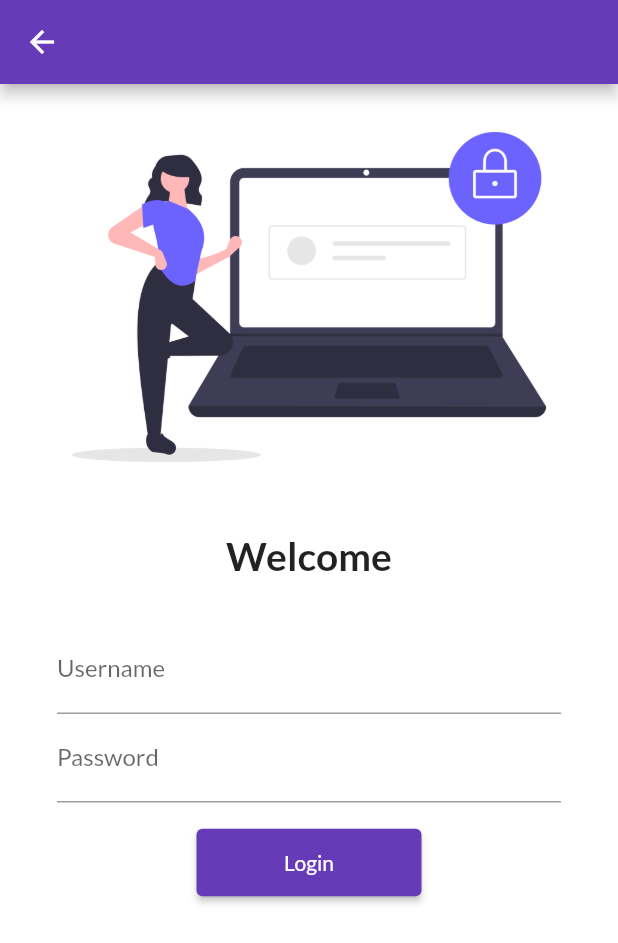
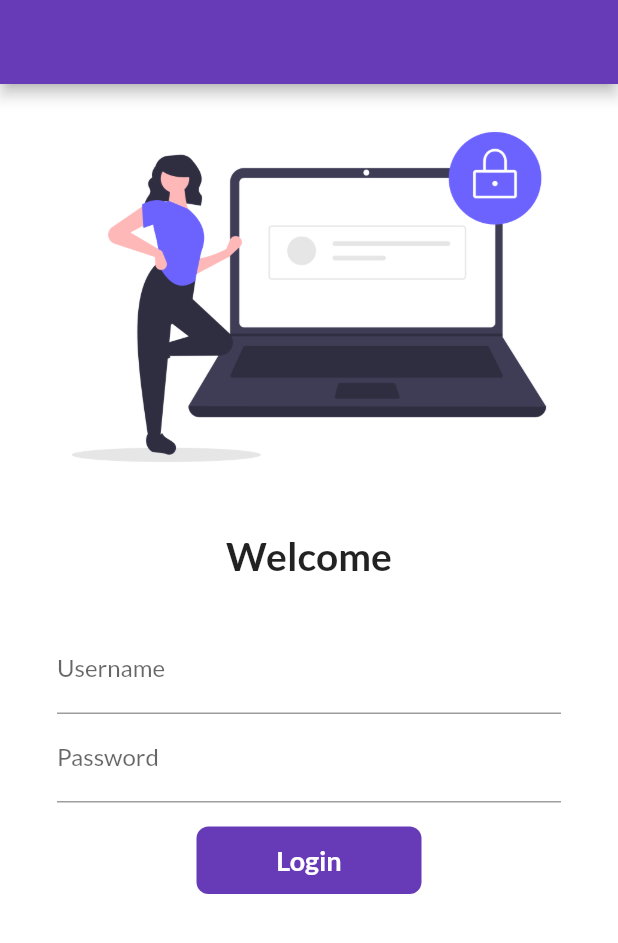
Before and after one commit to naman3309/Catalog_App_flutter, a Flutter app: the screen it shows after launch, on a phone screen of 412 x 824 dp. Shown: the top 943 px of the screen. Run offline on Flutter 3.47's test engine with Material 2 defaults, Android fonts, the phone set to English and light mode, and no system bars; our stand-ins replace google_fonts.

Commit message:
chapter 6 finished

```diff
--- a/lib/Pages/Login_page.dart
+++ b/lib/Pages/Login_page.dart
@@ -1,3 +1,4 @@
+import "package:catalog_app/utils/Routes.dart";
 import "package:flutter/material.dart";
 
 class Login extends StatefulWidget {
@@ -8,6 +9,7 @@ class Login extends StatefulWidget {
 }
 
 class _LoginState extends State<Login> {
+  bool changeButton = false;
   @override
   Widget build(BuildContext context) {
     return Scaffold(
@@ -45,10 +47,32 @@ class _LoginState extends State<Login> {
               ),
             ),
             InkWell(
-              child: ElevatedButton(
-                style: TextButton.styleFrom(minimumSize: const Size(150, 45)),
-                onPressed: () {},
-                child: const Text("Login"),
+              onTap: () async {
+                setState(() {
+                  changeButton = true;
+                });
+                await Future.delayed(Duration(seconds: 1));
+                Navigator.pushNamed(context, MyRoute.homeRoute);
+              },
+              child: AnimatedContainer(
+                duration: const Duration(seconds: 1),
+                width: changeButton ? 50 : 150,
+                height: 45,
+                alignment: Alignment.center,
+                decoration: BoxDecoration(
+                  color: Colors.deepPurple,
+                  borderRadius: BorderRadius.circular(changeButton ? 45 : 8),
+                ),
+                child: changeButton
+                    ? const Icon(Icons.done)
+                    : const Text(
+                        "Login",
+                        style: TextStyle(
+                          color: Colors.white,
+                          fontSize: 18,
+                          fontWeight: FontWeight.bold,
+                        ),
+                      ),
               ),
             ),
           ],
```
Also changed, not shown: lib/main.dart (+6 -5 lines).
